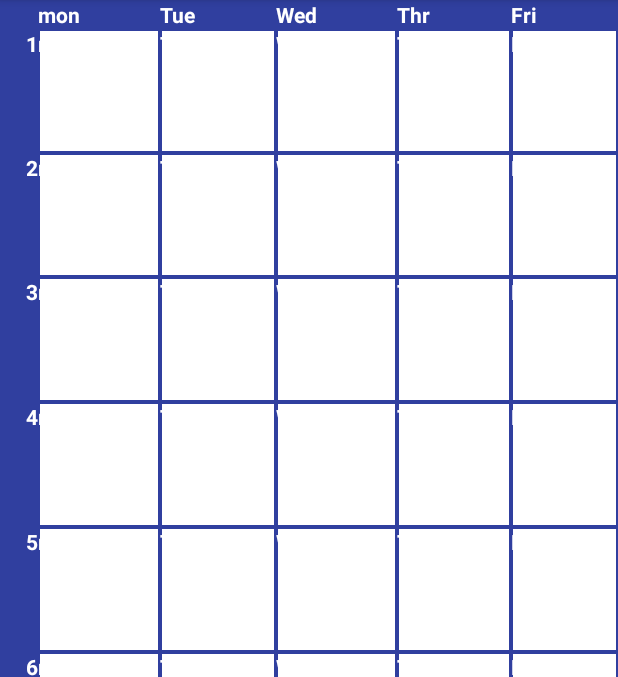
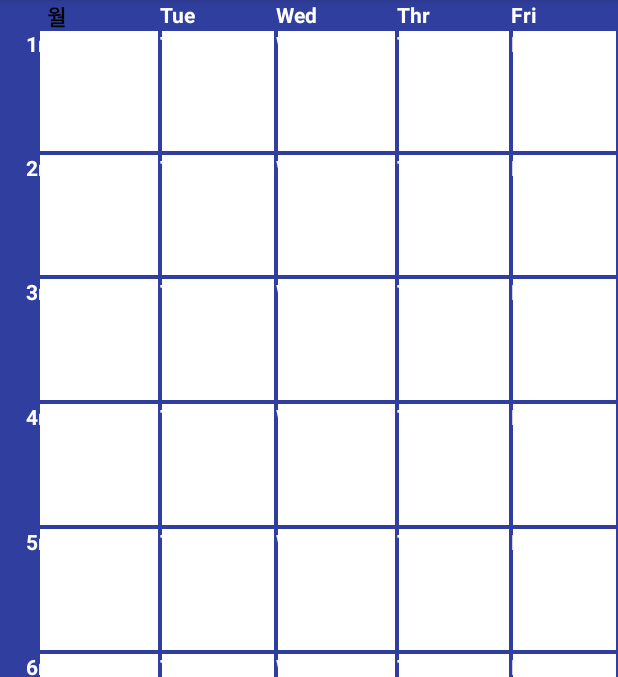
Before and after one commit to eunjong55/swFestival, an Android app: the LookUpActivity screen opened directly, with no data from a screen before it, on a phone screen of 412 x 824 dp, the part 84-761 px from its top. Run offline under Robolectric (Android 15) with nearby library versions, the phone set to English and light mode, and no system bars; network calls fail.

Commit message:
생성화면과 메인화면수정

```diff
--- a/app/src/main/res/layout/activity_lookup.xml
+++ b/app/src/main/res/layout/activity_lookup.xml
@@ -27,8 +27,8 @@
                 android:layout_height="match_parent"
                 android:layout_gravity="center"
                 android:layout_weight="3"
-                android:text="mon"
-                android:textColor="#ffffff"
+                android:text="월 "
+                android:textColor="#000000"
                 android:textStyle="bold" />
 
             <TextView
```
Also changed, not shown: app/src/main/java/com/example/eunjong/swfestival/CreateActivity.java (+6 -6 lines), app/src/main/java/com/example/eunjong/swfestival/MainActivity.java (+13 -0 lines), app/src/main/res/values/array.xml (+18 -0 lines).
